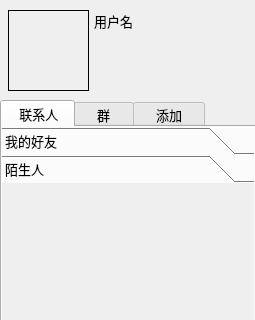
Before: the Qt Designer form mainwindow.ui in jjzhang166/NoCoChat, drawn with Qt 5; both pictures show x 0 to 255 and y 0 to 320 of the 255 by 546 pixel window.
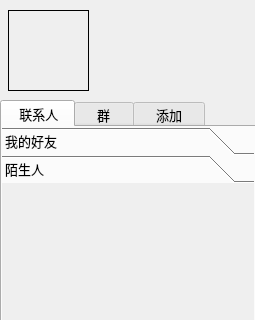
After: the same form once the commit is applied. The open tabs and pages were chosen to show the change. Icons and pictures are not drawn.

Commit message: 修改了聊天窗口，聊天窗口差不多完成

```diff
--- a/mainwindow.ui
+++ b/mainwindow.ui
@@ -61,7 +61,7 @@
      <string notr="true">font: 10pt;</string>
     </property>
     <property name="text">
-     <string>用户名</string>
+     <string/>
     </property>
     <property name="alignment">
      <set>Qt::AlignLeading|Qt::AlignLeft|Qt::AlignVCenter</set>
```
Left out of the diff: 10 changed lines with no effect on the pictures. The commit also changes 4 other files.
